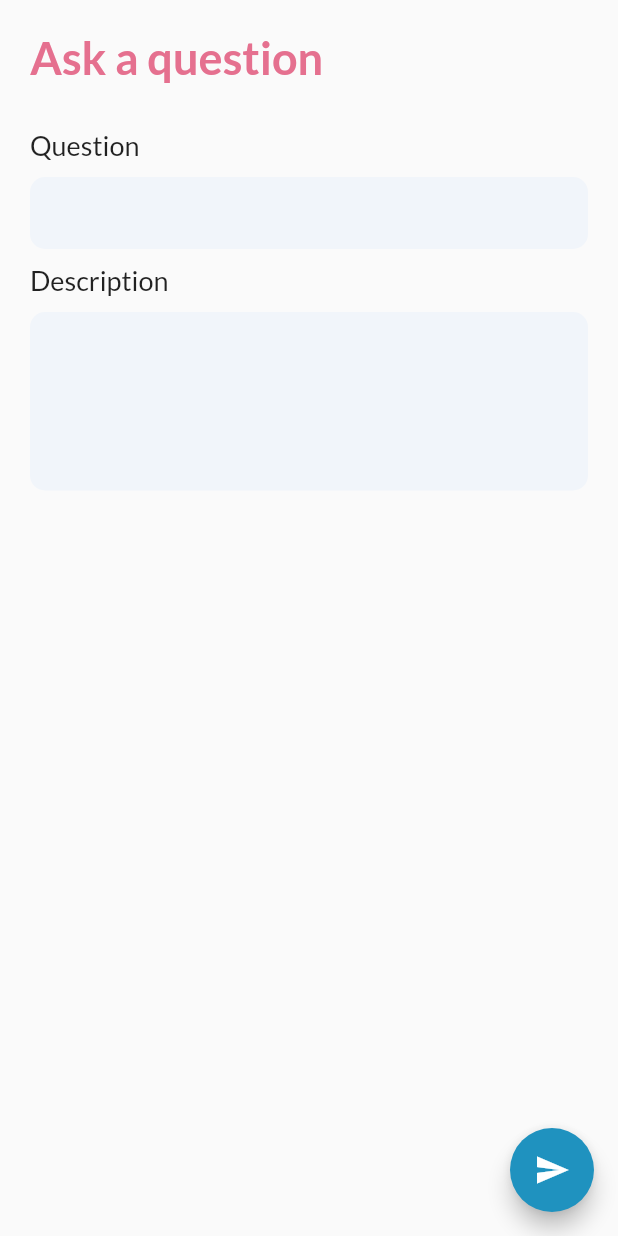
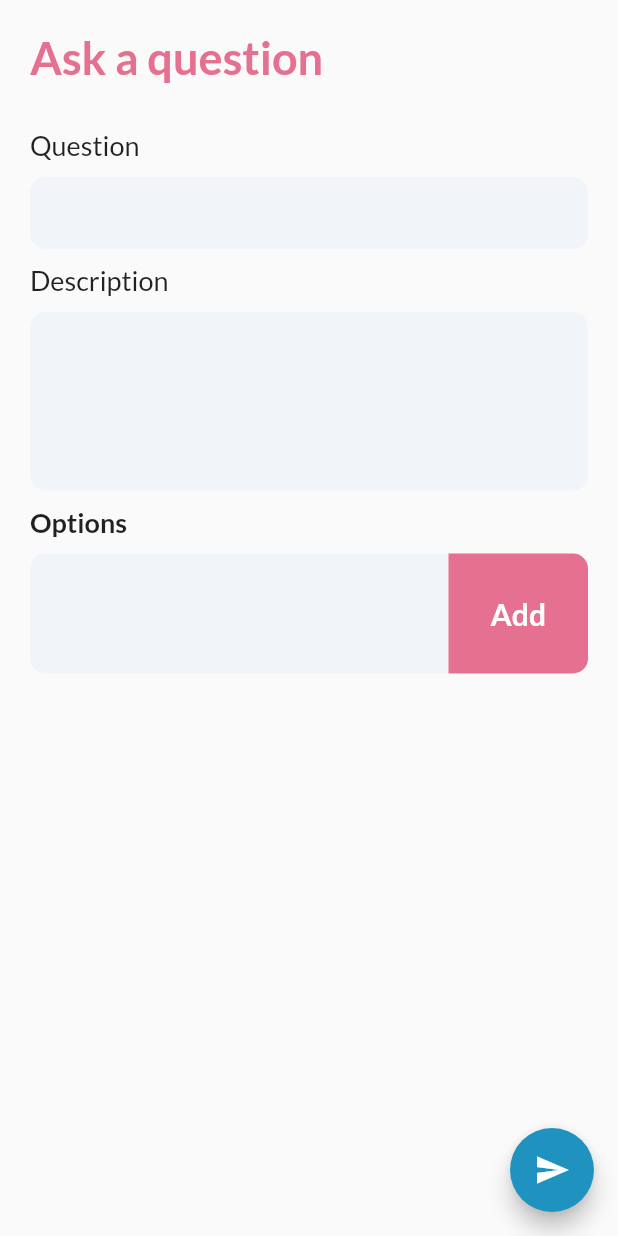
Before and after one commit to Isaac-Tong/selectionphobia-mobile, a Flutter app: the AskQuestion screen opened directly, on a phone screen of 412 x 824 dp. Run offline on Flutter 3.47's test engine with Material 2 defaults, Android fonts, the phone set to English and light mode, and no system bars; our stand-ins replace carousel_slider, shared_preferences, shimmer; accounts and stored records are empty.

Commit message:
Working on options functionality. Got add option to display widget working.

```diff
--- a/lib/constants.dart
+++ b/lib/constants.dart
@@ -6,6 +6,12 @@ const pinkColor = Color(0xffe5708f);
 const darkblueColor = Color(0xff1F92BF);
 const lightblueColor = Color(0xffc0e4e9);
 
+//Question Colours
+const askturquoiseColor = Color(0xff1fbebf);
+const askblueColor = Color(0xff0F78F2);
+const askredColor = Color(0xffF55D4F);
+const askpurpleColor = Color(0xff8832BF);
+
 //Random Colours
 const pastelorangeColor = Color(0xffefe2c9);
 const pastelgreenColor = Color(0xffd9dfb2);
--- a/lib/main.dart
+++ b/lib/main.dart
@@ -15,7 +15,7 @@ class MyApp extends StatelessWidget {
   Widget build(BuildContext context) {
     return MaterialApp(
       title: 'Flutter Demo',
-      home: LoginScreen(),
+      home: AskQuestion(),
     );
   }
 }
--- a/lib/screens/askQuestion_screen.dart
+++ b/lib/screens/askQuestion_screen.dart
@@ -1,6 +1,9 @@
+
+
 import 'package:flutter/material.dart';
 import 'package:selectionphobiamobile/constants.dart';
 import 'package:selectionphobiamobile/networking/askQuestion.dart';
+import 'package:selectionphobiamobile/screens/option_menu.dart';
 
 class AskQuestion extends StatefulWidget {
   @override
@@ -9,8 +12,17 @@ class AskQuestion extends StatefulWidget {
 
 class _AskQuestionState extends State<AskQuestion> {
 
-  String question = 'af';
-  String description = 'af';
+  //Create children
+  List optionMenu = [];
+  List<Widget> _createChildren() {
+    return new List<Widget>.generate(optionMenu.length, (int index) {
+      return optionMenu[index];
+    });
+  }
+
+  String question = '';
+  String description = '';
+  String currentOption;
   @override
   Widget build(BuildContext context) {
     return Scaffold(
@@ -21,7 +33,8 @@ class _AskQuestionState extends State<AskQuestion> {
           askQuestion(question, description);
         },
       ),
-      body: SafeArea(
+      body: SingleChildScrollView(
+        child: SafeArea(
           child: Padding(
             padding: EdgeInsets.fromLTRB(20, 20, 20, 20),
             child: Column(
@@ -127,7 +140,97 @@ class _AskQuestionState extends State<AskQuestion> {
                     ),
                   ),
                 ),
+                SizedBox(
+                  height: 10,
+                ),
+                Row(
+                  mainAxisAlignment: MainAxisAlignment.start,
+                  children: <Widget>[
+                    Text(
+                      'Options',
+                      style: TextStyle(
+                        fontFamily: 'Lato',
+                        fontSize: 18,
+                        fontWeight: FontWeight.bold,
+                      ),
+                    ),
                   ],
+                ),
+                SizedBox(
+                  height: 10,
+                ),
+                Container(
+                  height: 80,
+                  child: Row(
+                    crossAxisAlignment: CrossAxisAlignment.stretch,
+                    children: <Widget>[
+                      Expanded(
+                        flex: 3,
+                        child: Container(
+                          decoration: BoxDecoration(
+                            color: gradientColor,
+                            borderRadius: BorderRadius.only(topLeft: Radius.circular(10), bottomLeft: Radius.circular(10)),
+                          ),
+                          child: Padding(
+                            padding: EdgeInsets.symmetric(horizontal: 10),
+                            child: TextField(
+                              onChanged: (value) {
+                                currentOption = value;
+                              },
+                              style: TextStyle(
+                                  fontFamily: 'Lato'
+                              ),
+                              decoration: const InputDecoration(
+                                border: InputBorder.none,
+                              ),
+                              autofocus: false,
+                              maxLines: 10,
+                              minLines: 5,
+                              keyboardType: TextInputType.text,
+                            ),
+                          ),
+                        ),
+                      ),
+                      Expanded(
+                        flex: 1,
+                        child: Container(
+
+                          decoration: BoxDecoration(
+                            color: pinkColor,
+                            borderRadius: BorderRadius.only(topRight: Radius.circular(10), bottomRight: Radius.circular(10)),
+                          ),
+
+                          child: Center(
+                            child: FlatButton(
+                              onPressed: () {
+                                //Add a new list
+                                setState(() {
+                                  optionMenu.add(
+                                    OptionMenu(currentOption)
+                                  );
+                                });
+                              },
+                              child: Text(
+                                'Add',
+                                style: TextStyle(
+                                  fontWeight: FontWeight.bold,
+                                  fontFamily: 'Lato',
+                                  color: Colors.white,
+                                  fontSize: 20,
+                                ),
+                              ),
+                            ),
+                          ),
+                        ),
+                      ),
+                    ],
+                  ),
+                ),
+                Column(
+                  children: _createChildren(),
+                ),
+              ],
+            ),
           ),
         ),
       ),
```
Also changed, not shown: lib/screens/option_menu.dart (added, +88 -0 lines). Lines whose indentation alone changed are shown as unchanged.
